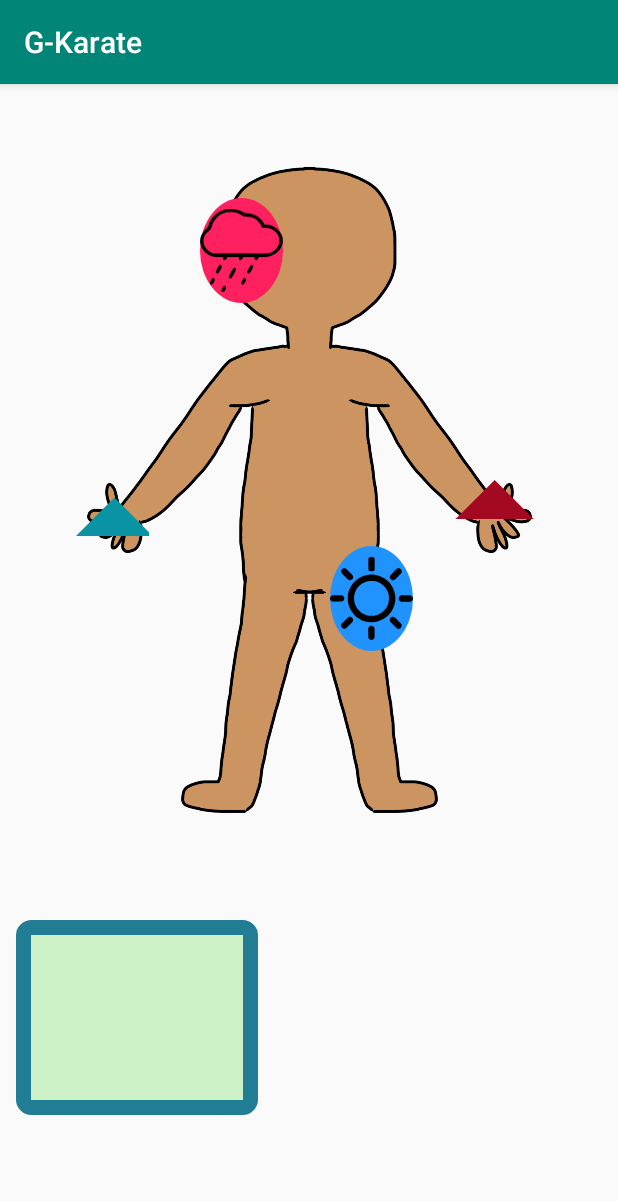
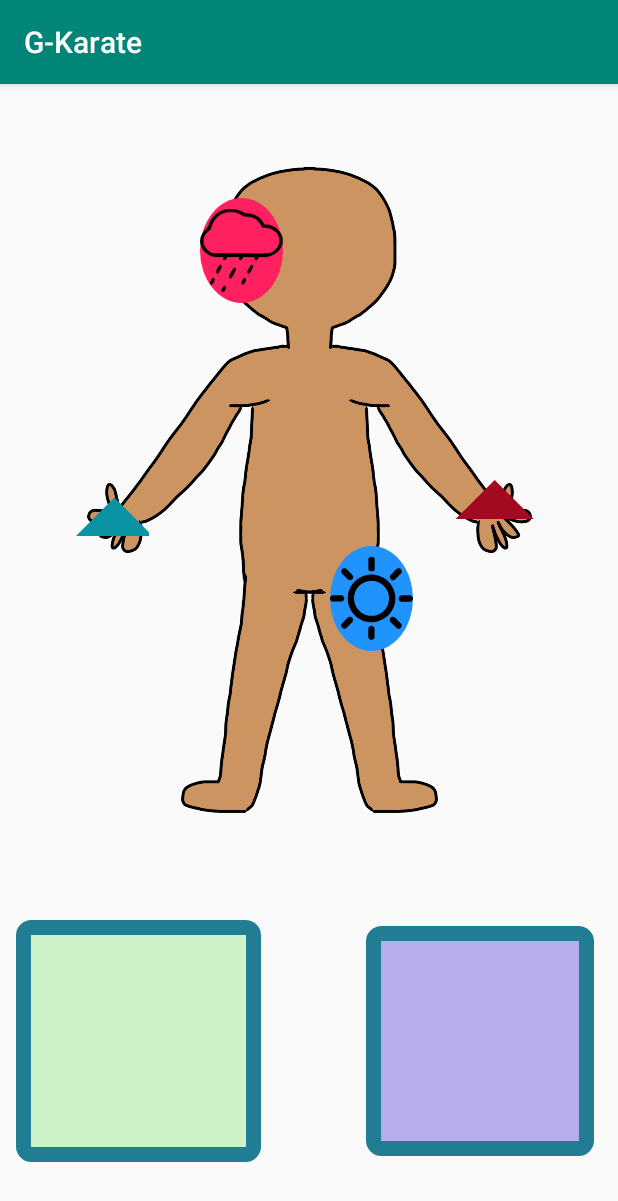
Before and after one commit to Toon-Van-Engeland/care-athon, an Android app: the screen it shows after launch (MainActivity), on a phone screen of 412 x 824 dp. Shown: the top 1201 px of the screen. Run offline under Robolectric (Android 15) with nearby library versions, the phone set to English and light mode, and no system bars.

Commit message:
rectangle scrollviewer

```diff
--- a/GKarate/app/src/main/res/layout/activity_main.xml
+++ b/GKarate/app/src/main/res/layout/activity_main.xml
@@ -1,8 +1,13 @@
 <?xml version="1.0" encoding="utf-8"?>
+<ScrollView
+    xmlns:android="http://schemas.android.com/apk/res/android"
+    xmlns:app="http://schemas.android.com/apk/res-auto"
+    xmlns:tools="http://schemas.android.com/tools"
+    android:layout_width="match_parent"
+    android:layout_height="match_parent"
+    >
+
 <androidx.constraintlayout.widget.ConstraintLayout
-    xmlns:android="http://schemas.android.com/apk/res/android"
-    xmlns:tools="http://schemas.android.com/tools"
-    xmlns:app="http://schemas.android.com/apk/res-auto"
     android:layout_width="match_parent"
     android:layout_height="match_parent"
     tools:context=".MainActivity">
@@ -112,19 +117,19 @@
 
     <ImageView
         android:id="@+id/rightbox"
-        android:layout_width="153dp"
-        android:layout_height="126dp"
-        android:visibility="invisible"
+        android:layout_width="152dp"
+        android:layout_height="153dp"
         android:layout_marginTop="16dp"
         android:layout_marginEnd="16dp"
+        android:visibility="visible"
         app:layout_constraintEnd_toEndOf="parent"
         app:layout_constraintTop_toBottomOf="@+id/human_main"
         app:srcCompat="@drawable/rectangle_right" />
 
     <ImageView
         android:id="@+id/leftbox"
-        android:layout_width="161dp"
-        android:layout_height="130dp"
+        android:layout_width="163dp"
+        android:layout_height="161dp"
         android:layout_marginTop="12dp"
         android:layout_marginEnd="60dp"
         app:layout_constraintEnd_toStartOf="@+id/rightbox"
@@ -151,3 +156,4 @@
         app:layout_constraintTop_toTopOf="parent"
         app:srcCompat="@drawable/triangle_right" />
 </androidx.constraintlayout.widget.ConstraintLayout>
+</ScrollView>
```
